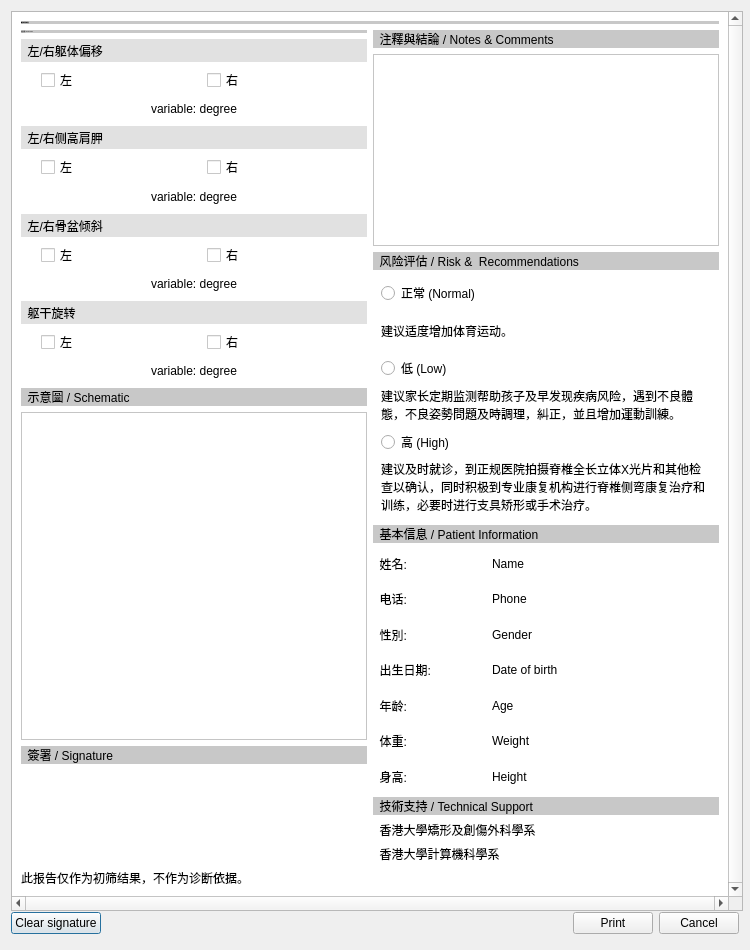
This is DesktopApp/reportdialog.ui in michaelfong2017/landmark-annotator-desktop as Qt 5 draws it before an edit. The edited form follows.
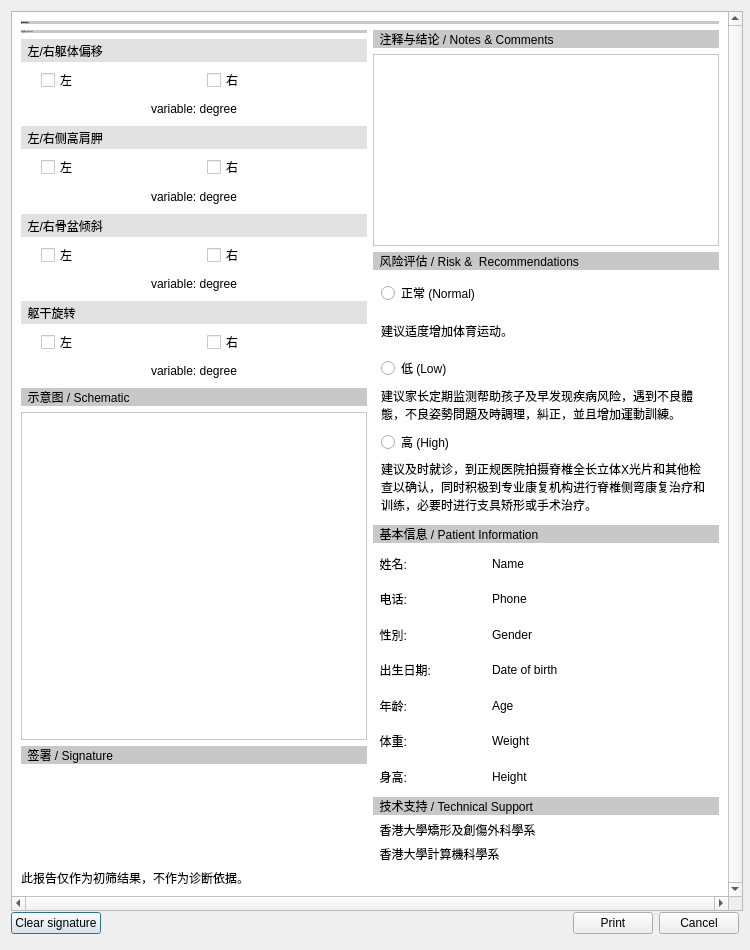
This is the edited form. Custom widgets are drawn as their Qt base class.

Diff of the .ui file:
```diff
--- a/DesktopApp/reportdialog.ui
+++ b/DesktopApp/reportdialog.ui
@@ -142,7 +142,7 @@
 background-color: rgb(200, 200, 200);</string>
                </property>
                <property name="text">
-                <string>  結果分析 / Result Analysis</string>
+                <string>  结果分析 / Result Analysis</string>
                </property>
               </widget>
              </item>
@@ -446,7 +446,7 @@
 background-color: rgb(200, 200, 200);</string>
                </property>
                <property name="text">
-                <string>  示意圖 / Schematic</string>
+                <string>  示意图 / Schematic</string>
                </property>
               </widget>
              </item>
@@ -483,7 +483,7 @@
 background-color: rgb(200, 200, 200);</string>
                </property>
                <property name="text">
-                <string>  簽署 / Signature</string>
+                <string>  签署 / Signature</string>
                </property>
               </widget>
              </item>
@@ -511,7 +511,7 @@
 background-color: rgb(200, 200, 200);</string>
                </property>
                <property name="text">
-                <string>  注釋與結論 / Notes &amp; Comments</string>
+                <string>  注释与结论 / Notes &amp; Comments</string>
                </property>
               </widget>
              </item>
@@ -850,7 +850,7 @@
 background-color: rgb(200, 200, 200);</string>
                </property>
                <property name="text">
-                <string>  技術支持 / Technical Support</string>
+                <string>  技术支持 / Technical Support</string>
                </property>
               </widget>
              </item>
```
